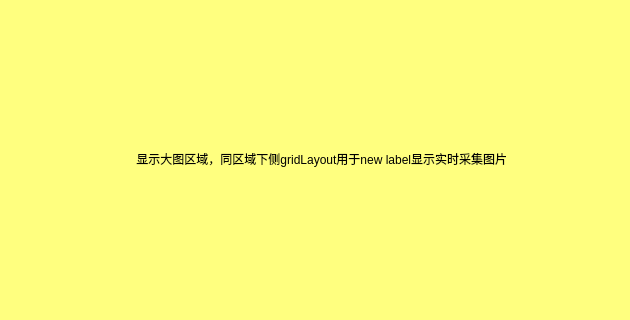
This is Device360/Device360.ui in zhaoxiaochun-art/360 as Qt 5 draws it before an edit; both pictures show x 0 to 630 and y 209 to 529 of the 768 by 1366 pixel window. The edited form follows.
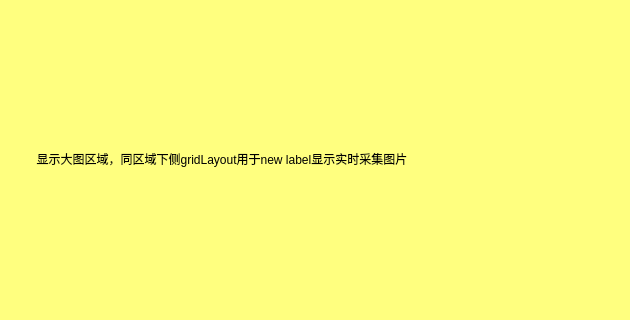
This is the edited form. Custom widgets are drawn as their Qt base class.

What changed in the file:
```diff
--- a/Device360/Device360.ui
+++ b/Device360/Device360.ui
@@ -707,7 +707,7 @@
      <string notr="true">background-color: rgb(255, 255, 127);</string>
     </property>
     <property name="text">
-     <string>                                         显示大图区域，同区域下侧gridLayout用于new label显示实时采集图片</string>
+     <string>           显示大图区域，同区域下侧gridLayout用于new label显示实时采集图片</string>
     </property>
    </widget>
   </widget>
```
